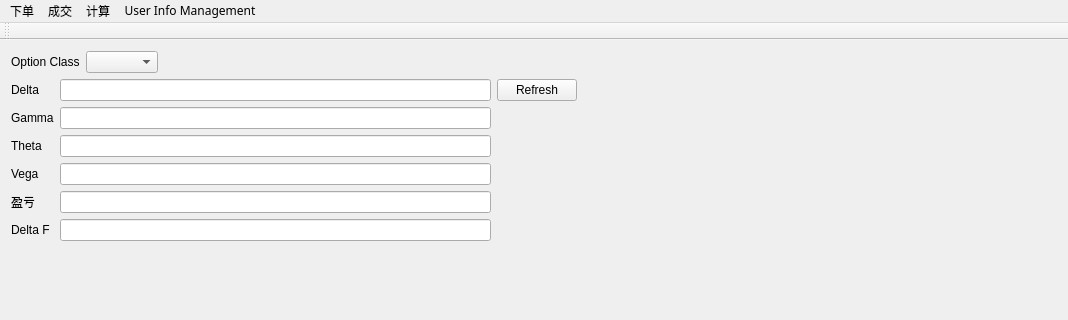
Qt form mainwindow.ui (Dalizi/option_calculator) before a commit; both pictures show x 0 to 1068 and y 0 to 320 of the 1068 by 638 pixel window.
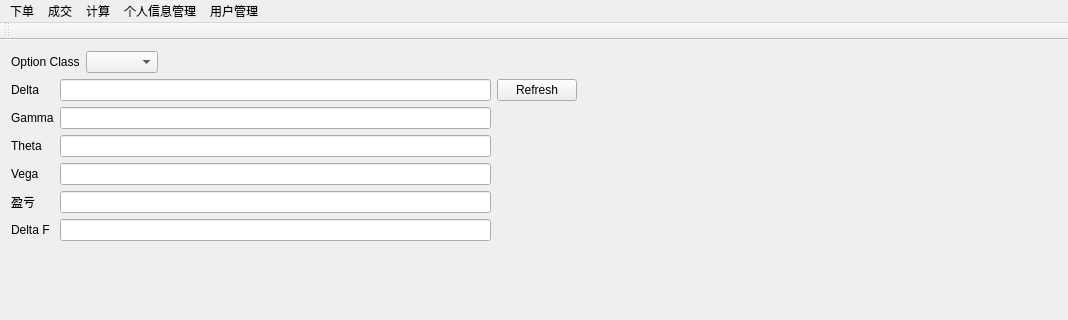
The same form after that commit.

Commit message: Add create user dialog.

Diff of the .ui file:
```diff
--- a/mainwindow.ui
+++ b/mainwindow.ui
@@ -263,15 +263,27 @@
     <addaction name="optionPricingAction"/>
    </widget>
    <widget class="QMenu" name="menuUser_Info_Management">
+    <property name="font">
+     <font>
+      <family>WenQuanYi Micro Hei</family>
+     </font>
+    </property>
     <property name="title">
-     <string>User Info Management</string>
+     <string>个人信息管理</string>
     </property>
     <addaction name="actionReset_Password"/>
    </widget>
+   <widget class="QMenu" name="menuUser_Management">
+    <property name="title">
+     <string>用户管理</string>
+    </property>
+    <addaction name="actionAdd_User"/>
+   </widget>
    <addaction name="orderPlaceMenu"/>
    <addaction name="transactionMenu"/>
    <addaction name="calcMenu"/>
    <addaction name="menuUser_Info_Management"/>
+   <addaction name="menuUser_Management"/>
   </widget>
   <widget class="QToolBar" name="mainToolBar">
    <attribute name="toolBarArea">
```
Left out of the diff: 7 changed lines with no effect on the pictures. The commit also changes 7 other files.
